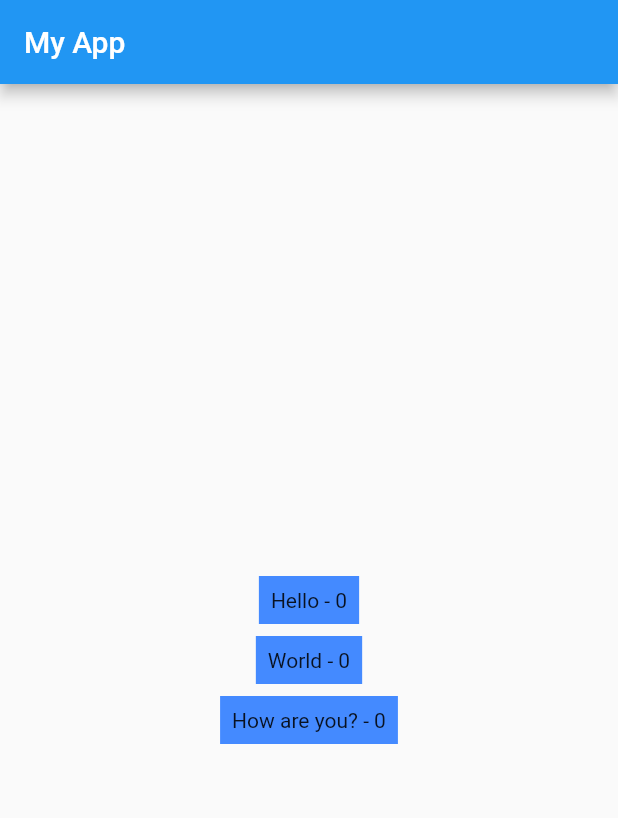
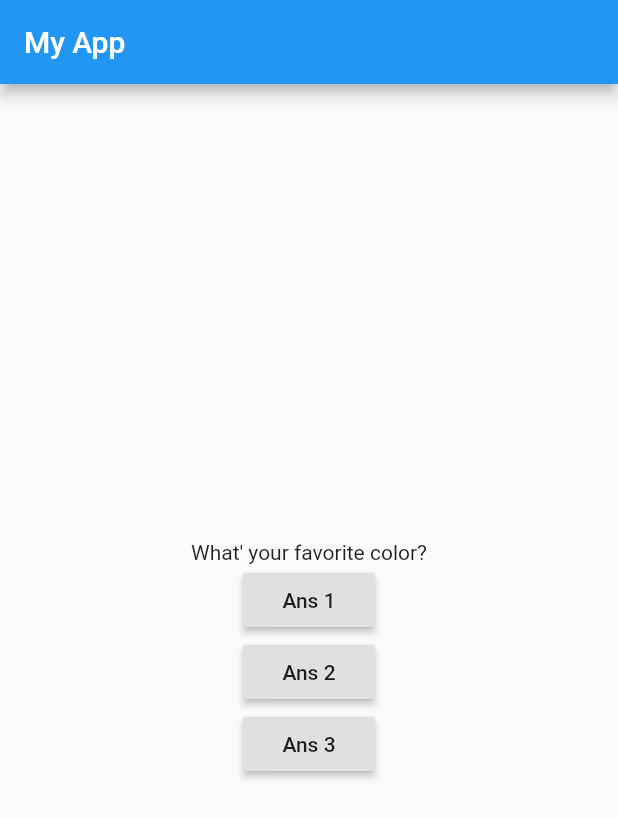
Before and after one commit to chetan882777/flutter-widget-practice, a Flutter app: the screen it shows after launch, on a phone screen of 412 x 824 dp. Shown: the top 818 px of the screen. Run offline on Flutter 3.47's test engine with Material 2 defaults, Android fonts, the phone set to English and light mode, and no system bars.

Commit message:
question with state

```diff
--- a/lib/main.dart
+++ b/lib/main.dart
@@ -4,9 +4,28 @@ void main() {
   runApp(MyApp());
 }
 
-class MyApp extends StatelessWidget {
+class MyApp extends StatefulWidget {
+  @override
+  _MyAppState createState() => _MyAppState();
+}
+
+class _MyAppState extends State<MyApp> {
+
+  var questionIndex = 0;
+
+  void answerQuestion() {
+    setState(() {
+      questionIndex = questionIndex + 1;
+    });
+    print(questionIndex);
+  }
+
   @override
   Widget build(BuildContext context) {
+    var questions = [
+      'What\' your favorite color?',
+      'What\' your favorite animal?'
+    ];
     return MaterialApp(
       title: 'Flutter Demo',
       home: Scaffold(
@@ -17,49 +36,22 @@ class MyApp extends StatelessWidget {
             child: Column(
           mainAxisAlignment: MainAxisAlignment.center,
           children: [
-            TextWidget("Hello"),
-            SizedBox(
-              height: 8,
+            Text(questions[questionIndex]),
+            RaisedButton(
+              child: Text("Ans 1"),
+              onPressed: answerQuestion,
             ),
-            TextWidget("World"),
-            SizedBox(
-              height: 8,
+            RaisedButton(
+              child: Text("Ans 2"),
+              onPressed: answerQuestion,
             ),
-            TextWidget("How are you?"),
+            RaisedButton(
+              child: Text("Ans 3"),
+              onPressed: answerQuestion,
+            ),
           ],
         )),
       ),
     );
   }
 }
-
-class TextWidget extends StatefulWidget {
-  final String name;
-
-  const TextWidget(this.name);
-
-  @override
-  State<StatefulWidget> createState() => _TextWidgetState();
-}
-
-class _TextWidgetState extends State<TextWidget> {
-  int count = 0;
-
-  @override
-  Widget build(BuildContext context) {
-    return GestureDetector(
-        onTap: () {
-          setState(() {
-            count++;
-          });
-        },
-        child: DecoratedBox(
-          decoration: BoxDecoration(color: Colors.blueAccent),
-          child: Padding(
-            padding: EdgeInsets.all(8.0),
-            child: Text("${widget.name} - $count"),
-          ),
-        )
-    );
-  }
-}
```
